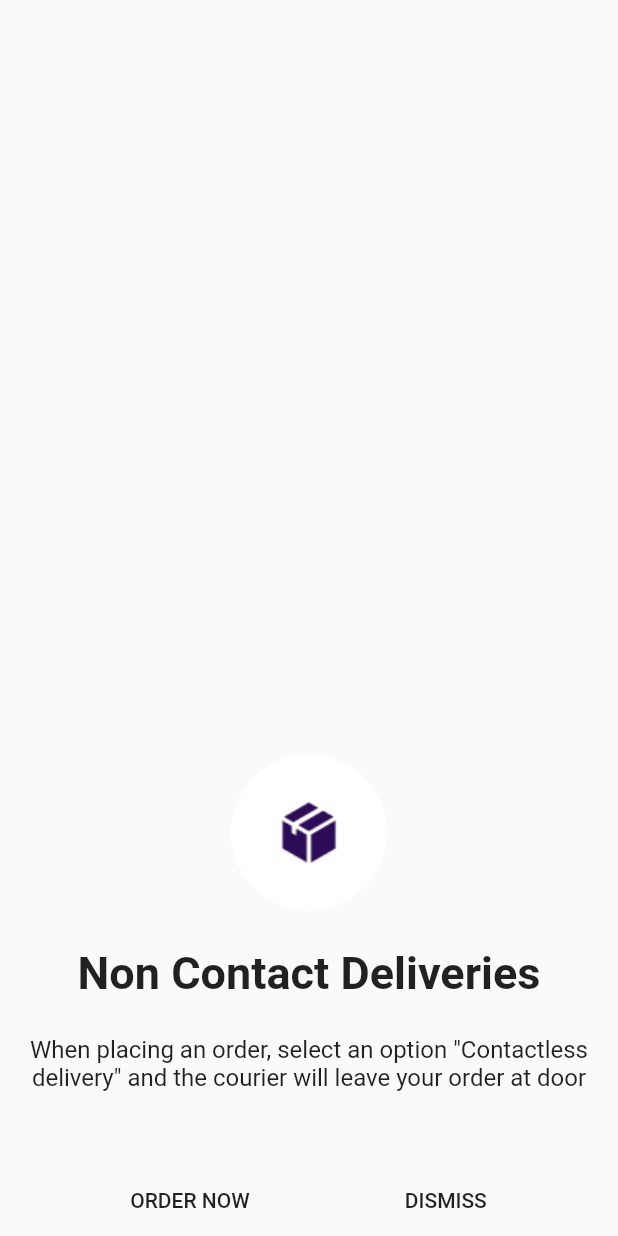
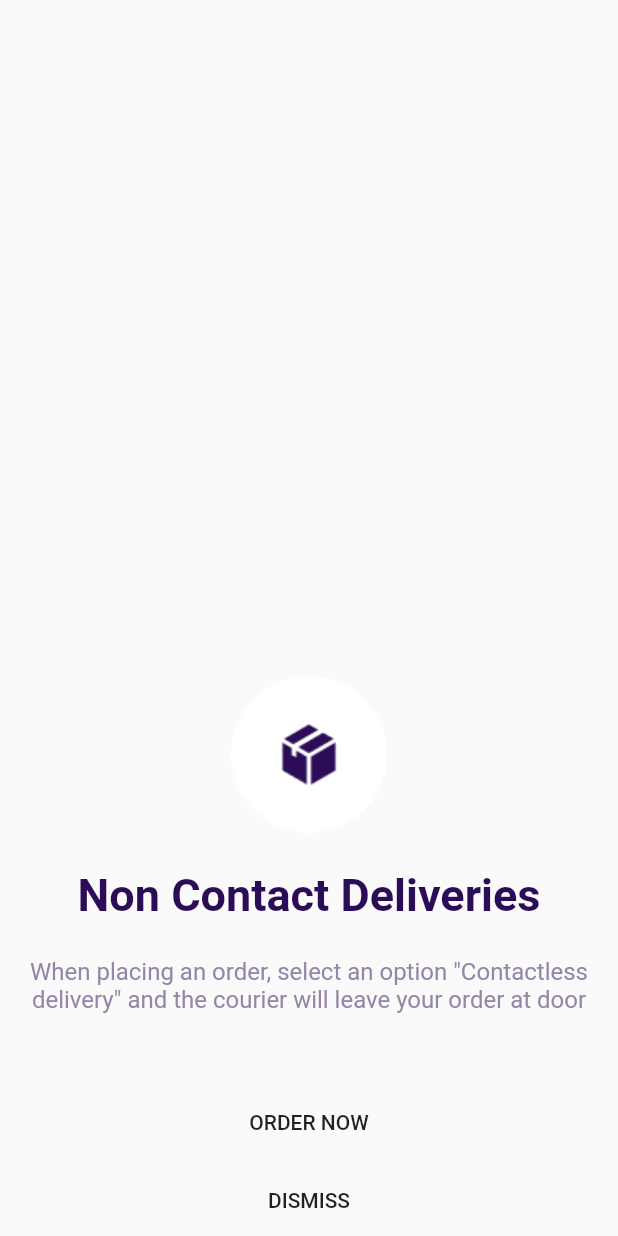
Before and after one commit to rafellk/dev_apps_advanced_topics_flutter, a Flutter app: the screen it shows after launch, on a phone screen of 412 x 824 dp. Run offline on Flutter 3.47's test engine with Material 2 defaults, Android fonts, the phone set to English and light mode, and no system bars; our stand-ins replace transparent_image.

Commit message:
Delivery app: start padding alignment

```diff
--- /dev/null
+++ b/DEVAPPS2019.2/delivery_app/lib/common/utils/app_colors.dart
@@ -0,0 +1,6 @@
+import 'package:flutter/material.dart';
+
+class AppColors {
+  static Color primaryTextColor = Color(0xff2D0C57);
+  static Color secondaryTextColor = Color(0xff9586A8);
+}
--- a/DEVAPPS2019.2/delivery_app/lib/features/onboarding/onboarding_page.dart
+++ b/DEVAPPS2019.2/delivery_app/lib/features/onboarding/onboarding_page.dart
@@ -1,40 +1,43 @@
+import 'package:delivery_app/common/utils/app_colors.dart';
 import 'package:flutter/material.dart';
 
 class OnboardingPage extends StatelessWidget {
   build(BuildContext context) {
     return Scaffold(
       body: SafeArea(
+        child: Container(
+          padding: EdgeInsets.symmetric(horizontal: 20),
           child: Column(
             mainAxisAlignment: MainAxisAlignment.end,
             children: [
               Image.asset("images/contact_delivery_icon.png"),
               SizedBox(height: 24),
-            createText(data: "Non Contact Deliveries", isSmall: false),
+              createText(
+                  data: "Non Contact Deliveries",
+                  isSmall: false,
+                  color: AppColors.primaryTextColor),
               SizedBox(height: 24),
               createText(
                   data:
                       "When placing an order, select an option \"Contactless delivery\" and the courier will leave your order at door",
-                isSmall: true),
+                  isSmall: true,
+                  color: AppColors.secondaryTextColor),
               SizedBox(height: 48),
-            Row(
-              mainAxisAlignment: MainAxisAlignment.spaceEvenly,
-              children: [
               FlatButton(onPressed: () {}, child: Text("ORDER NOW")),
+              SizedBox(height: 4),
               FlatButton(onPressed: () {}, child: Text("DISMISS")),
             ],
           ),
-          ],
         ),
       ),
     );
   }
 
-  Text createText({String data, bool isSmall}) {
-    var textStyle = TextStyle(fontSize: 16);
-
-    if (!isSmall) {
-      textStyle = TextStyle(fontSize: 30, fontWeight: FontWeight.bold);
-    }
+  Text createText({String data, bool isSmall, Color color}) {
+    var textStyle = TextStyle(
+        fontSize: isSmall ? 16 : 30,
+        color: color,
+        fontWeight: isSmall ? FontWeight.normal : FontWeight.bold);
 
     return Text(
       data,
```
Lines whose indentation alone changed are shown as unchanged.
